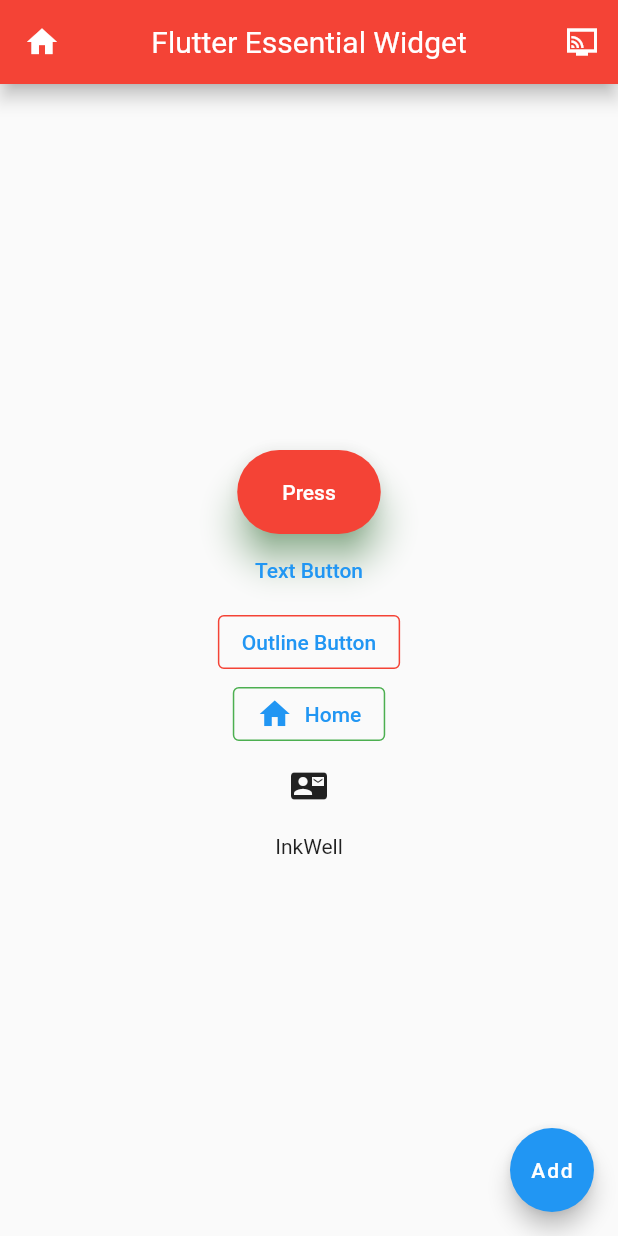
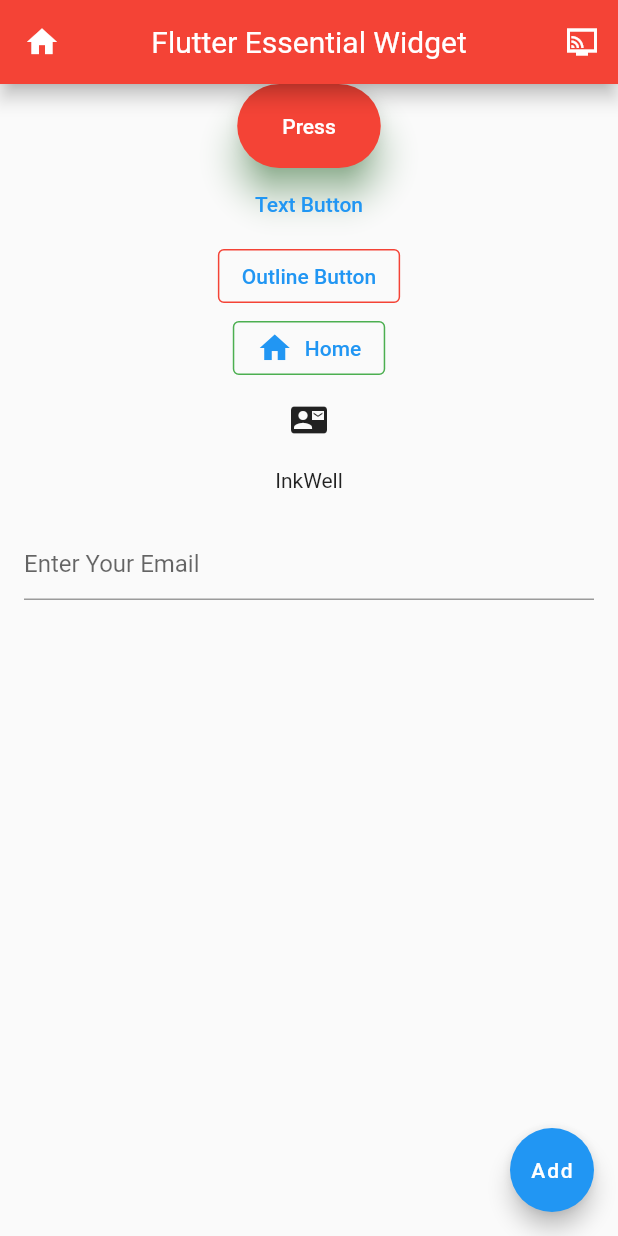
Before and after one commit to siraajul/flutter_essential, a Flutter app: the screen it shows after launch, on a phone screen of 412 x 824 dp. Run offline on Flutter 3.47's test engine with Material 2 defaults, Android fonts, the phone set to English and light mode, and no system bars.

Commit message:
Working on Text Field

```diff
--- a/lib/main.dart
+++ b/lib/main.dart
@@ -50,7 +50,8 @@ class HomeScreen extends StatelessWidget {
       floatingActionButtonLocation: FloatingActionButtonLocation.endFloat,
 
       //----------Body----------
-      body: Center(
+      body: SingleChildScrollView(
+        child: Center(
           child: Column(
             mainAxisAlignment: MainAxisAlignment.center,
             children: [
@@ -61,7 +62,8 @@ class HomeScreen extends StatelessWidget {
                       // minimumSize: Size(100, 40),
                       // maximumSize: Size(1000, 40),
                       elevation: 10,
-                    padding: EdgeInsets.symmetric(horizontal: 30, vertical: 20),
+                      padding:
+                          EdgeInsets.symmetric(horizontal: 30, vertical: 20),
                       shadowColor: Colors.green,
                       shape: RoundedRectangleBorder(
                         borderRadius: BorderRadius.circular(30),
@@ -116,7 +118,19 @@ class HomeScreen extends StatelessWidget {
                     padding: const EdgeInsets.all(8.0),
                     child: Text('InkWell'),
                   )),
+              Padding(
+                padding: EdgeInsets.all(16.0),
+                child: TextField(
+                  keyboardType: TextInputType.emailAddress,
+                  decoration: InputDecoration(
+                    hintText: 'Enter Your Email',
+                    focusedBorder: OutlineInputBorder(
+                        borderSide: BorderSide(color: Colors.red, width: 2)),
+                  ),
+                ),
+              ),
             ],
+          ),
         ),
       ),
     );
```
Lines whose indentation alone changed are shown as unchanged.
